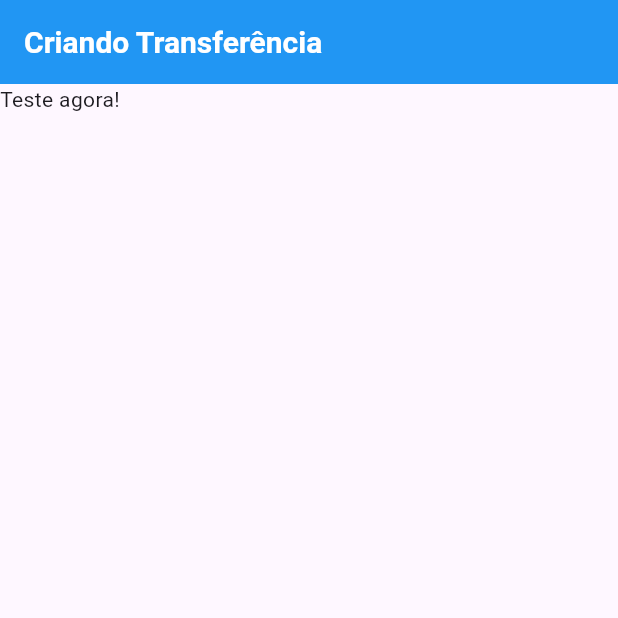
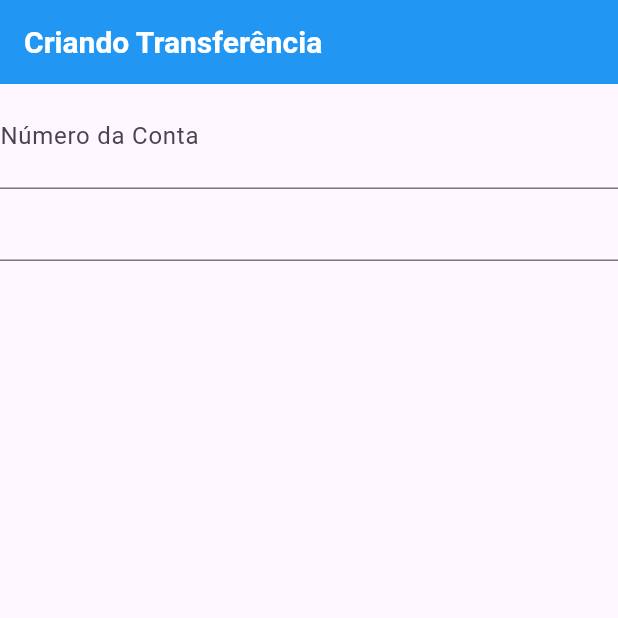
Before and after one commit to gabrielspirlan/bank, a Flutter app: the screen it shows after launch, on a phone screen of 412 x 824 dp, the top half of it. Run offline on Flutter 3.47's test engine with Material 3 defaults, Android fonts, the phone set to English and light mode, and no system bars.

Commit message:
Alterações

```diff
--- a/lib/main.dart
+++ b/lib/main.dart
@@ -25,7 +25,21 @@ class FormularioTransferencia extends StatelessWidget {
         backgroundColor: const Color.fromRGBO(33, 150, 243, 1),
         //foregroundColor: const Color.fromRGBO(10, 10, 10, 1),
       ),
-      body: Text("Teste agora!"),
+      body: Column(
+        children: <Widget>[
+          TextField(
+            style: TextStyle(
+              fontSize: 25.0,
+
+            ),
+            decoration: InputDecoration(
+              labelText: "Número da Conta",
+              hintText: "0000",
+            ),
+          ),
+          TextField(),
+        ],
+      ),
     );
   }
 }
```
